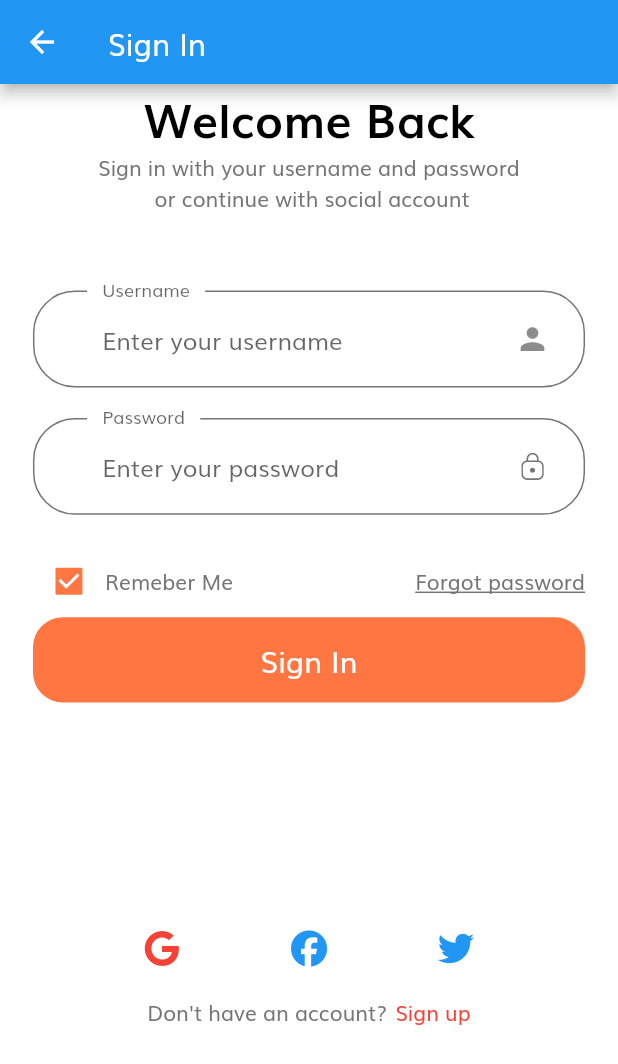
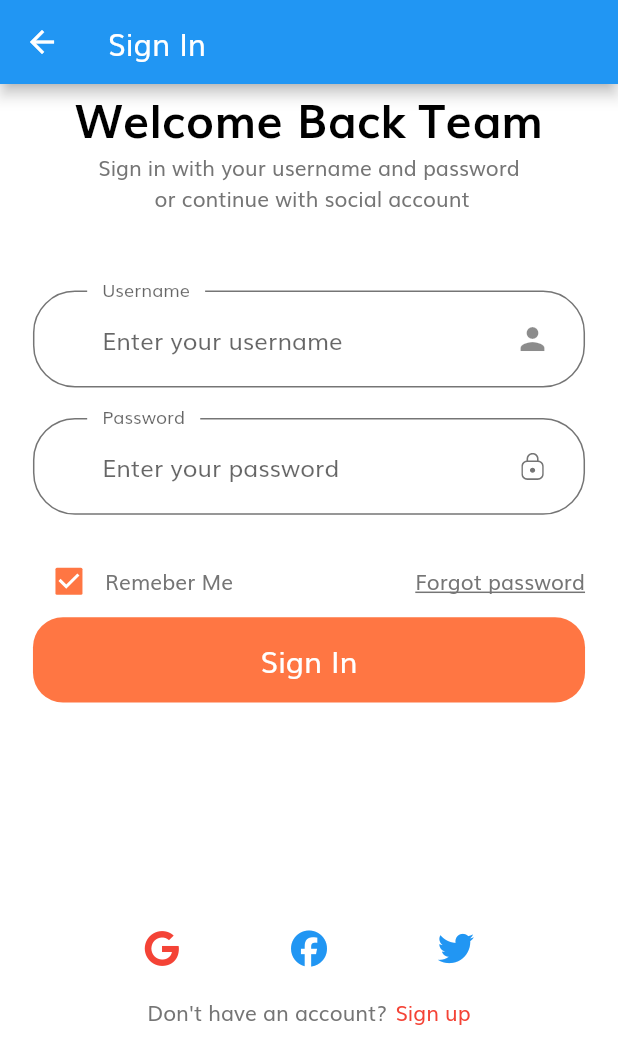
Before and after one commit to andykwesi/e_commerce, a Flutter app: the screen it shows after launch, after a tap on "Continue", on a phone screen of 412 x 824 dp. Shown: the top 1064 px of the screen. Run offline on Flutter 3.47's test engine with Material 2 defaults, Android fonts, the phone set to English and light mode, and no system bars; our stand-ins replace flutter_svg, font_awesome_flutter, get.

```diff
--- a/lib/screens/sign_in/components/body.dart
+++ b/lib/screens/sign_in/components/body.dart
@@ -24,7 +24,7 @@ class Body extends StatelessWidget {
           child: Column(
             children: [
               Text(
-                "Welcome Back",
+                "Welcome Back Team",
                 style: TextStyle(
                   color: Colors.black,
                   fontSize: getProportionateScreenWidth(28),
```
